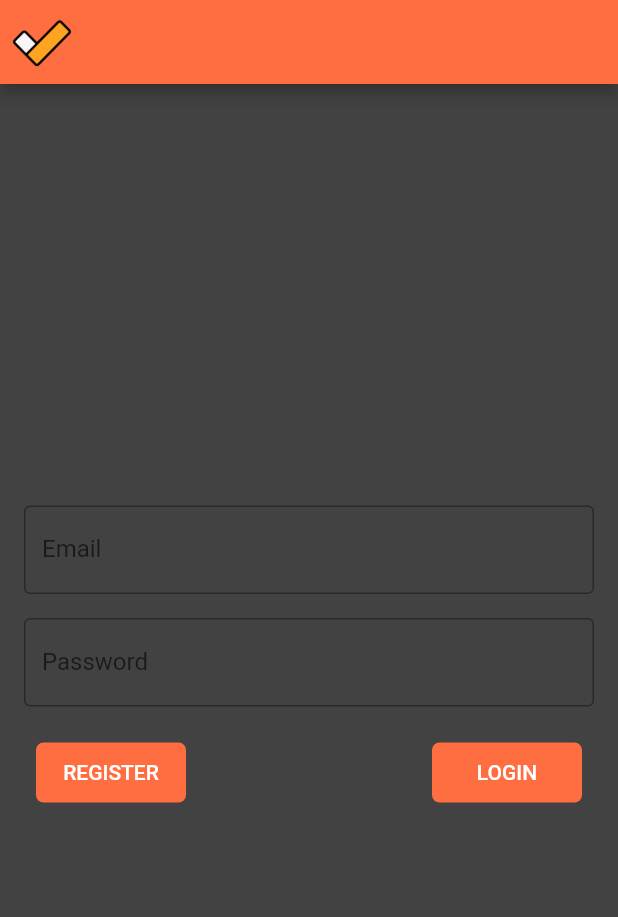
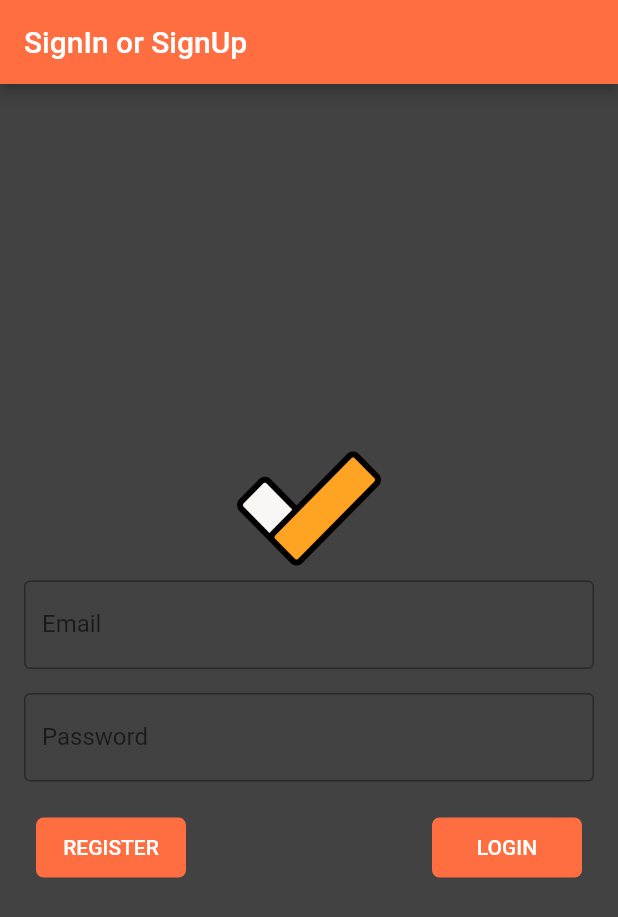
Before and after one commit to temaand1/toddy, a Flutter app: the screen it shows after launch, on a phone screen of 412 x 824 dp. Shown: the top 917 px of the screen. Run offline on Flutter 3.47's test engine with Material 2 defaults, Android fonts, the phone set to English and light mode, and no system bars; our stand-ins replace cloud_firestore, firebase_auth, firebase_core, google_fonts; missing offline and left inert: cloud_firestore_web, firebase_auth_web, firebase_core_web; accounts and stored records are empty.

Commit message:
app icon redesign

```diff
--- a/lib/screens/login.dart
+++ b/lib/screens/login.dart
@@ -38,23 +38,23 @@ class LoginState extends State<Login> {
     return Scaffold(
         backgroundColor: kMainBlue,
         appBar: AppBar(
-          leading: Padding(
-            padding: const EdgeInsets.all(8.0),
-            child: Hero(
-              tag: 'icon',
-              child: Image.asset(
-                'assets/icon.png',
-                width: 30,
-                height: 30,
-              ),
-            ),
-          ),
+          title: Text('SignIn or SignUp'),
           backgroundColor: kAccentColor,
         ),
         body: Padding(
             padding: EdgeInsets.all(16),
             child: Column(
               children: <Widget>[
+                Center(
+                  child: Hero(
+                    tag: 'icon',
+                    child: Image.asset(
+                      'assets/icon.png',
+                      width: 100,
+                      height: 100,
+                    ),
+                  ),
+                ),
                 Padding(
                     padding: EdgeInsets.only(bottom: 16),
                     child: TextField(
```
Also changed, not shown: 1 other file.
